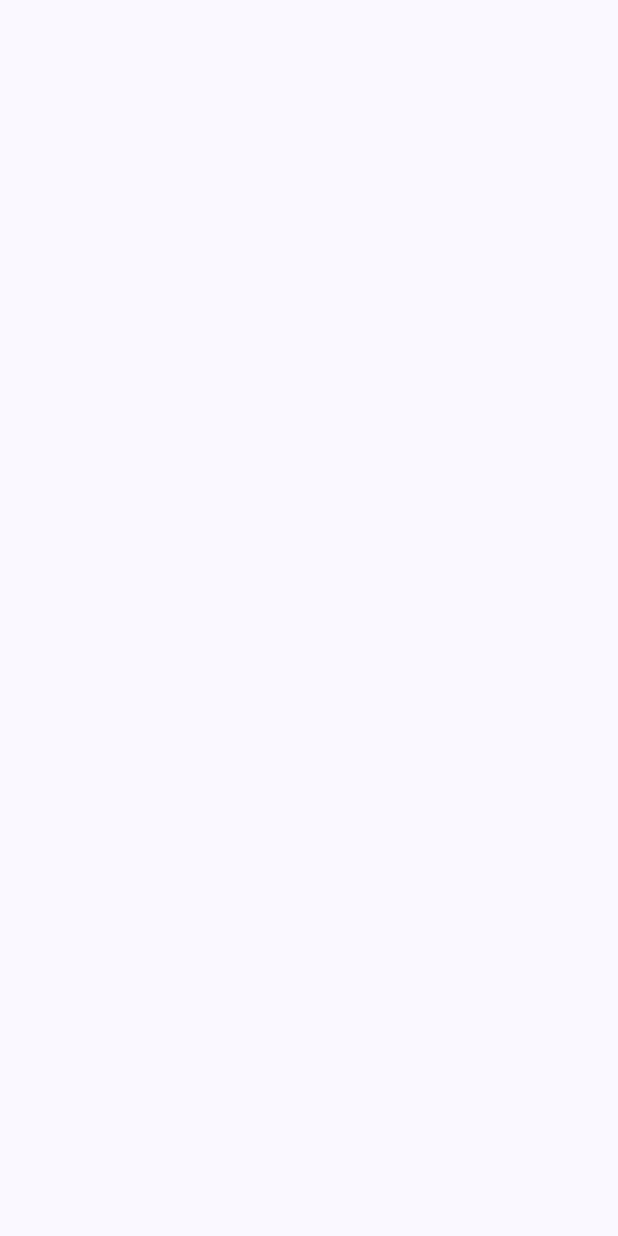
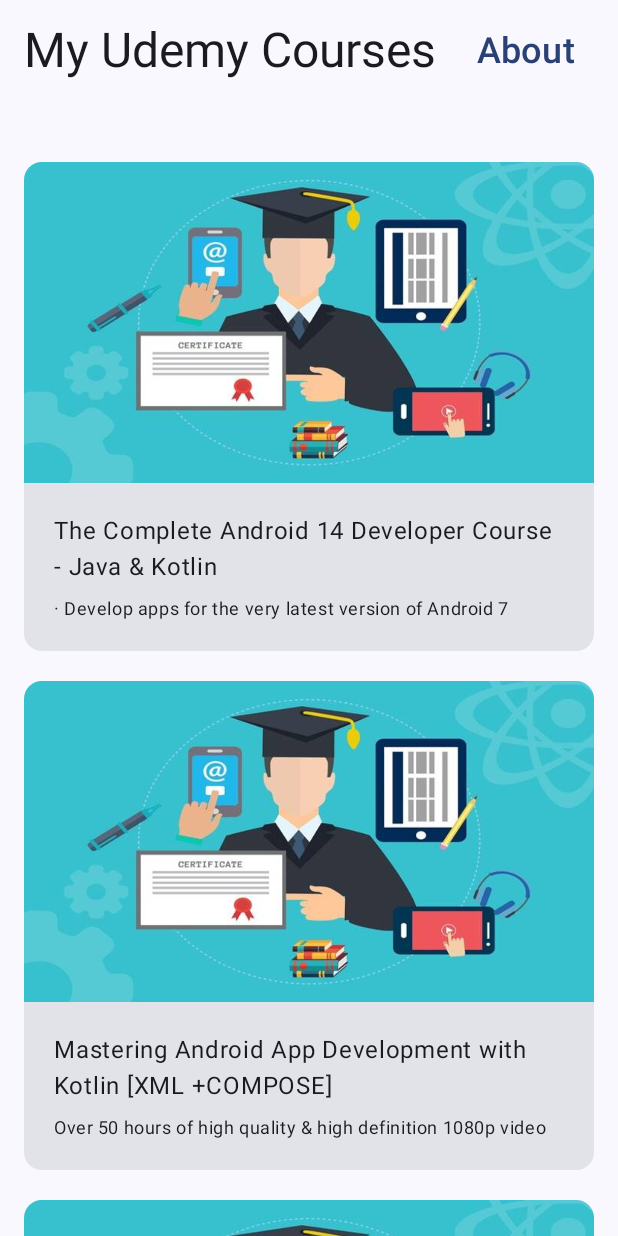
Before and after one commit to Jayakrishnan-manoj/Courses-App, an Android app built with Jetpack Compose: the screen it shows after launch (MainActivity), on a phone screen of 412 x 824 dp. Before the commit the screen is empty. Run offline under Robolectric (Android 15) with nearby library versions, the phone set to English and light mode, and no system bars.

Commit message:
complete: final app

```diff
--- a/app/build.gradle.kts
+++ b/app/build.gradle.kts
@@ -66,4 +66,9 @@ dependencies {
     androidTestImplementation("androidx.compose.ui:ui-test-junit4")
     debugImplementation("androidx.compose.ui:ui-tooling")
     debugImplementation("androidx.compose.ui:ui-test-manifest")
+    dependencies {
+        val nav_version = "2.7.6"
+
+        implementation("androidx.navigation:navigation-compose:$nav_version")
+    }
 }
--- a/app/src/main/java/com/example/courses_app/MainActivity.kt
+++ b/app/src/main/java/com/example/courses_app/MainActivity.kt
@@ -1,9 +1,12 @@
 package com.example.courses_app
 
+import android.app.FragmentManager.BackStackEntry
 import android.os.Bundle
 import androidx.activity.ComponentActivity
 import androidx.activity.compose.setContent
 import androidx.compose.foundation.Image
+import androidx.compose.foundation.background
+import androidx.compose.foundation.layout.Box
 import androidx.compose.foundation.layout.Column
 import androidx.compose.foundation.layout.Row
 import androidx.compose.foundation.layout.Spacer
@@ -37,6 +40,11 @@ import androidx.compose.ui.res.painterResource
 import androidx.compose.ui.tooling.preview.Preview
 import androidx.compose.ui.unit.dp
 import androidx.compose.ui.unit.sp
+import androidx.navigation.NavType
+import androidx.navigation.compose.NavHost
+import androidx.navigation.compose.composable
+import androidx.navigation.compose.rememberNavController
+import androidx.navigation.navArgument
 import com.example.courses_app.ui.theme.Courses_AppTheme
 
 class MainActivity : ComponentActivity() {
@@ -45,11 +53,45 @@ class MainActivity : ComponentActivity() {
         setContent {
             Courses_AppTheme {
                 // A surface container using the 'background' color from the theme
-                Surface(
-                    modifier = Modifier.fillMaxSize(),
-                    color = MaterialTheme.colorScheme.background
+                Box(
+                    modifier = Modifier
+                        .fillMaxSize()
+                        .background(MaterialTheme.colorScheme.background)
                 ) {
+                    val navController = rememberNavController()
+                    NavHost(navController = navController, startDestination = "home") {
 
+                        composable("home") {
+                            HomeScreeen(onDetailsClick = { title ->
+                                navController.navigate("details/title=$title")
+                            }, onAboutClick = { navController.navigate("about") })
+
+                        }
+
+                        composable("about") {
+                            AboutScreen(onNavigateUp = { navController.popBackStack() })
+
+
+                        }
+
+                        composable(
+                            "details/title={title}",
+                            arguments = listOf(navArgument("title") {
+                                type = NavType.StringType
+                                nullable = true
+                            })
+                        ) { backStackEntry ->
+                            val arguments = requireNotNull(backStackEntry.arguments)
+                            val title = arguments.getString("title")
+                            if (title != null) {
+                                DetailsScreen(
+                                    title = title,
+                                    onNavigateUp = { navController.popBackStack() })
+                            }
+
+
+                        }
+                    }
                 }
             }
         }
@@ -161,7 +203,7 @@ fun AppBar(title: String, onNavigateUp: () -> Unit) {
 }
 
 @Composable
-fun DetailsScreen(title: String, name: String?, onNavigateUp: () -> Unit) {
+fun DetailsScreen(title: String, onNavigateUp: () -> Unit) {
     val chosenCourse = allCourses.first { it.title == title }
     Scaffold { padding ->
         Column(modifier = Modifier.padding(padding)) {
```
